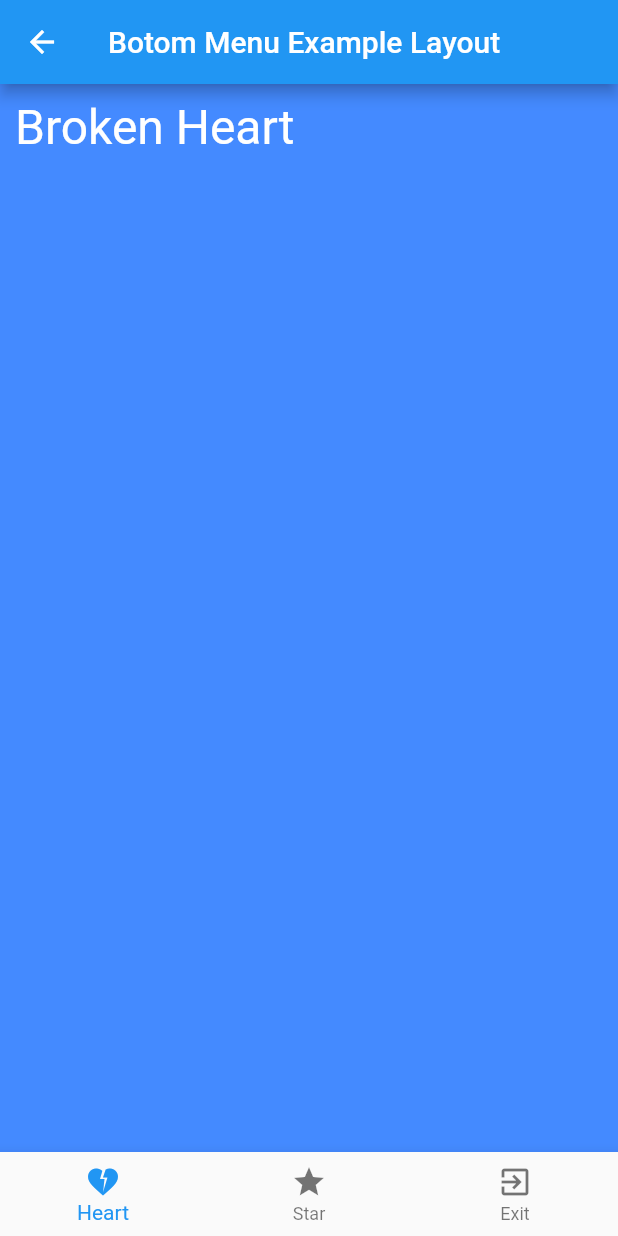
After one commit to bipulcn/flutter_design, a Flutter app: the BtmMenuBar screen opened directly, on a phone screen of 412 x 824 dp. The commit adds this screen. Run offline on Flutter 3.47's test engine with Material 2 defaults, Android fonts, the phone set to English and light mode, and no system bars.

Commit message:
basic of some widget

```diff
--- /dev/null
+++ b/scrollview/lib/pages/btmmenu.dart
@@ -0,0 +1,62 @@
+import 'package:flutter/material.dart';
+
+class BtmMenuBar extends StatefulWidget {
+  const BtmMenuBar({super.key});
+
+  @override
+  State<BtmMenuBar> createState() => _BtmMenuBarState();
+}
+
+class _BtmMenuBarState extends State<BtmMenuBar> {
+  int _selIndex = 0;
+  static const TextStyle cstyle =
+      TextStyle(fontSize: 32.0, color: Colors.white);
+  static List<Widget> _widgetOption = <Widget>[
+    Container(
+        width: double.infinity,
+        height: double.infinity,
+        color: Colors.blueAccent,
+        padding: EdgeInsets.all(10.0),
+        child: Text("Broken Heart", style: cstyle)),
+    Container(
+        width: double.infinity,
+        height: double.infinity,
+        color: Colors.tealAccent,
+        padding: EdgeInsets.all(10.0),
+        child: Text("My Favourite", style: cstyle)),
+    Container(
+        width: double.infinity,
+        height: double.infinity,
+        color: Colors.grey,
+        padding: EdgeInsets.all(10.0),
+        child: Text("Lets go", style: cstyle)),
+  ];
+  void _onItemTaped(int index) {
+    setState(() {
+      _selIndex = index;
+    });
+  }
+
+  @override
+  Widget build(BuildContext context) {
+    return Scaffold(
+      appBar: AppBar(
+        title: const Text("Botom Menu Example Layout"),
+      ),
+      body: Container(
+          padding: EdgeInsets.zero,
+          child: Center(child: _widgetOption[_selIndex])),
+      bottomNavigationBar: BottomNavigationBar(
+        items: const <BottomNavigationBarItem>[
+          BottomNavigationBarItem(
+              icon: Icon(Icons.heart_broken), label: "Heart"),
+          BottomNavigationBarItem(icon: Icon(Icons.star), label: "Star"),
+          BottomNavigationBarItem(icon: Icon(Icons.exit_to_app), label: "Exit"),
+        ],
+        selectedItemColor: Colors.blue,
+        currentIndex: _selIndex,
+        onTap: _onItemTaped,
+      ),
+    );
+  }
+}
--- a/scrollview/pubspec.yaml
+++ b/scrollview/pubspec.yaml
@@ -60,8 +60,8 @@ flutter:
   uses-material-design: true
 
   # To add assets to your application, add an assets section, like this:
-  # assets:
-  #   - images/a_dot_burr.jpeg
+  assets:
+    - assets/imgs/
   #   - images/a_dot_ham.jpeg
 
   # An image asset can refer to one or more resolution-specific "variants", see
```
Also changed, not shown: scrollview/lib/main.dart (+50 -2 lines), scrollview/lib/pages/imgpage.dart (+64 -8 lines), scrollview/lib/pages/tableview.dart (added, +77 -0 lines), scrollview/lib/pages/tabview.dart (added, +79 -0 lines).
